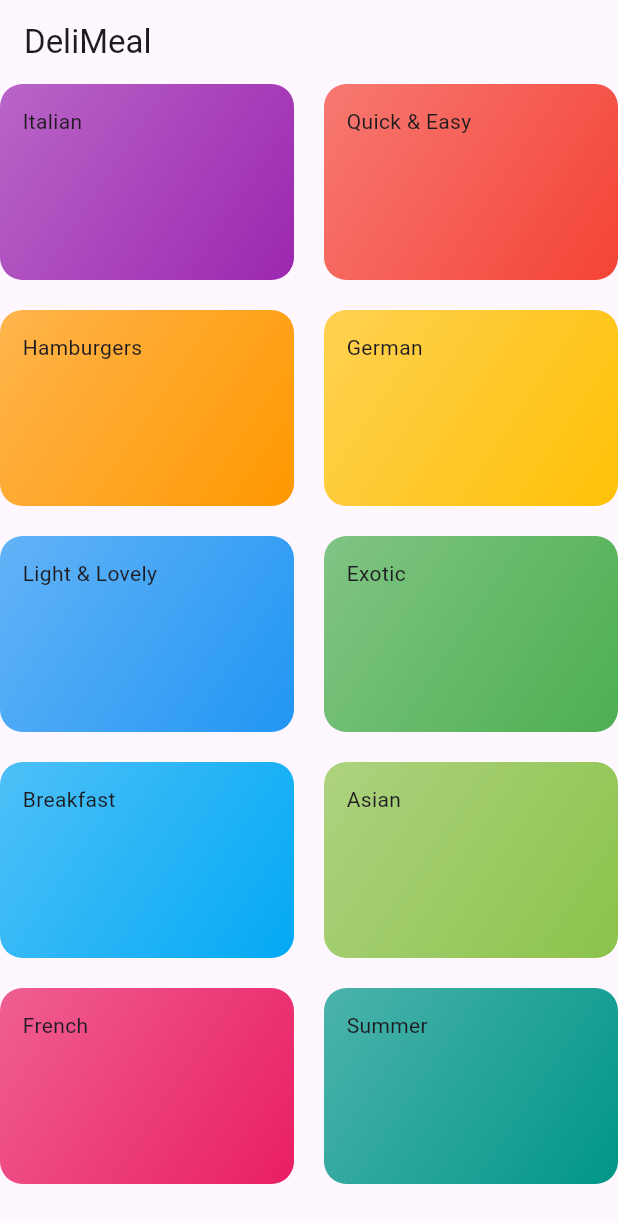
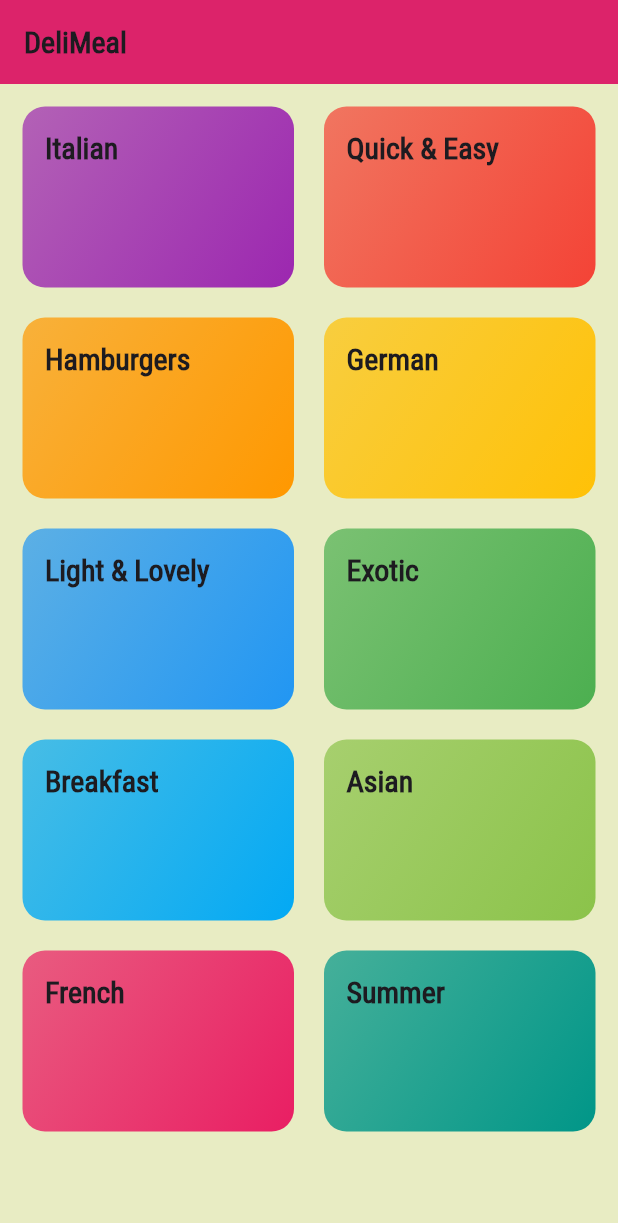
Before and after one commit to pinchbv/o-reilly-course-meals-app-flutter, a Flutter app: the screen it shows after launch, on a phone screen of 412 x 824 dp. Shown: the top 1223 px of the screen. Run offline on Flutter 3.47's test engine with Material 3 defaults, Android fonts, the phone set to English and light mode, and no system bars.

Commit message:
Add navigation in the app and add theme styling

```diff
--- a/lib/categories_screen.dart
+++ b/lib/categories_screen.dart
@@ -7,9 +7,17 @@ class CategoriesScreen extends StatelessWidget {
 
   @override
   Widget build(BuildContext context) {
+    final theme = Theme.of(context);
     return Scaffold(
-      appBar: AppBar(title: const Text('DeliMeal'),),
-      body: GridView(
+      appBar: AppBar(
+        elevation: 5,
+          title: const Text('DeliMeal'),
+          backgroundColor: theme.primaryColor,
+      ),
+      body: Container(
+        color: theme.canvasColor,
+        child: GridView(
+          padding: const EdgeInsets.all(15),
           gridDelegate: const SliverGridDelegateWithMaxCrossAxisExtent(
               maxCrossAxisExtent: 200,
               childAspectRatio: 3 / 2,
@@ -17,8 +25,9 @@ class CategoriesScreen extends StatelessWidget {
               mainAxisSpacing: 20),
           children: DUMMY_CATEGORIES
               .map((catData) =>
-                CategoryItem(title: catData.title, color: catData.color))
+                  CategoryItem(title: catData.title, color: catData.color, id: catData.id,))
               .toList(),
+        ),
       ),
     );
   }
--- a/lib/category_item.dart
+++ b/lib/category_item.dart
@@ -1,14 +1,28 @@
 import 'package:flutter/material.dart';
+import 'package:meals_app/category_meals_screen.dart';
 
 class CategoryItem extends StatelessWidget {
+  final String id;
   final String title;
   final Color color;
 
-  const CategoryItem({super.key, required this.title, required this.color});
+  const CategoryItem(
+      {super.key, required this.title, required this.color, required this.id});
+
+  void selectCategory(BuildContext ctx) {
+    Navigator.of(ctx).pushNamed(
+        CategoryMealsScreen.routeName, arguments: {'id': id, 'title': title,}
+    );
+  }
 
   @override
   Widget build(BuildContext context) {
-    return Container(
+    final theme = Theme.of(context);
+    return InkWell(
+      onTap: () => selectCategory(context),
+      splashColor: theme.primaryColor,
+      borderRadius: BorderRadius.circular(15),
+      child: Container(
           padding: const EdgeInsets.all(15),
           decoration: BoxDecoration(
             gradient: LinearGradient(
@@ -17,7 +31,10 @@ class CategoryItem extends StatelessWidget {
                 end: Alignment.bottomRight),
             borderRadius: BorderRadius.circular(15),
           ),
-        child: Text(title)
+          child: Text(
+            title,
+            style: theme.textTheme.titleLarge,
+          )),
     );
   }
 }
--- /dev/null
+++ b/lib/category_meals_screen.dart
@@ -0,0 +1,20 @@
+import 'package:flutter/material.dart';
+
+class CategoryMealsScreen extends StatelessWidget {
+  static const routeName = '/category-meals';
+
+  @override
+  Widget build(BuildContext context) {
+    final routeArgs = ModalRoute.of(context)?.settings.arguments as Map<String, String>;
+    final categoryTitle = routeArgs['title'];
+    final categoryId = routeArgs['id'];
+    final theme = Theme.of(context);
+    return Scaffold(
+      appBar: AppBar(
+        backgroundColor: theme.primaryColor,
+        title: Text(categoryTitle!),
+      ),
+
+    );
+  }
+}
--- a/lib/main.dart
+++ b/lib/main.dart
@@ -1,5 +1,6 @@
 import 'package:flutter/material.dart';
 import 'package:meals_app/categories_screen.dart';
+import 'package:meals_app/category_meals_screen.dart';
 
 void main() => runApp(MyApp());
 
@@ -11,9 +12,21 @@ class MyApp extends StatelessWidget {
     return MaterialApp(
       title: 'DeliMeals',
       theme: ThemeData(
-        primaryColor: Colors.blue,
-      ),
-      home: const CategoriesScreen(),
+          primaryColor: Colors.pink,
+          canvasColor: Color.fromARGB(60, 160, 200, 1),
+          fontFamily: 'Raleway',
+          textTheme: ThemeData.light().textTheme.copyWith(
+              titleLarge: const TextStyle(
+                  fontSize: 20,
+                  fontFamily: 'RobotoCondensed',
+                  fontWeight: FontWeight.bold),
+              bodyLarge: const TextStyle(
+                color: Color.fromRGBO(20, 51, 51, 1),
+              ))),
+      routes: {
+        '/': (ctx) => const CategoriesScreen(),
+        CategoryMealsScreen.routeName: (ctx) => CategoryMealsScreen(),
+      },
     );
   }
 }
```
Also changed, not shown: pubspec.yaml (+17 -6 lines), assets/fonts/Raleway-Black.ttf (added), assets/fonts/Raleway-Bold.ttf (added), assets/fonts/Raleway-Regular.ttf (added), assets/fonts/RobotoCondensed-Bold.ttf (added), assets/fonts/RobotoCondensed-Italic.ttf (added), assets/fonts/RobotoCondensed-Light.ttf (added), assets/fonts/RobotoCondensed-Regular.ttf (added). Lines whose indentation alone changed are shown as unchanged.
